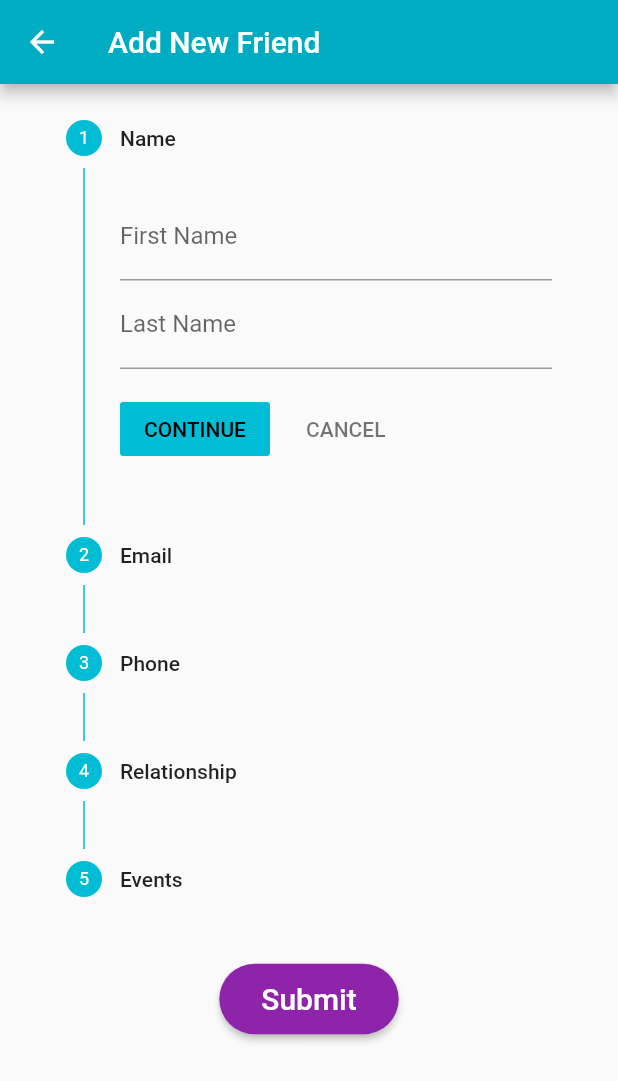
After one commit to present-ly/present-ly-flutter, a Flutter app: the PresentlyTabBar screen opened by its route, item 2 of the bottom bar chosen, after a tap on the "person add" icon, on a phone screen of 412 x 824 dp. The commit adds this screen. Shown: the top 1081 px of the screen. Run offline on Flutter 3.47's test engine with Material 2 defaults, Android fonts, the phone set to English and light mode, and no system bars; our stand-ins replace rxdart, sqflite; accounts and stored records are empty.

Commit message:
Added Friend Bloc, reading and writing friends to database

```diff
--- /dev/null
+++ b/lib/blocs/friend_bloc.dart
@@ -0,0 +1,40 @@
+import 'package:flutter/material.dart';
+import 'package:presently/models/friend.dart';
+import 'package:presently/services/db.dart';
+import 'package:rxdart/rxdart.dart';
+
+class FriendsBloc {
+  final _database = dbService;
+  final _friends = PublishSubject<List<FriendModel>>();
+
+  Observable<List<FriendModel>> get friends => _friends.stream;
+
+  getFriends() async {
+    final friends = await _database.getFriends();
+    _friends.sink.add(friends);
+  }
+
+  addFriends(FriendModel friend) async {
+    _database.addFriend(friend);
+  }
+
+  void dispose() {
+    _friends.close();
+  }
+}
+
+class FriendsProvider extends InheritedWidget {
+  final FriendsBloc bloc;
+
+  FriendsProvider({Key key, Widget child})
+      : bloc = FriendsBloc(),
+        super(key: key, child: child);
+
+  bool updateShouldNotify(_) => true;
+
+  static FriendsBloc of(BuildContext context) {
+    return (context.inheritFromWidgetOfExactType(FriendsProvider)
+            as FriendsProvider)
+        .bloc;
+  }
+}
--- a/lib/models/friend.dart
+++ b/lib/models/friend.dart
@@ -1,3 +1,4 @@
+import 'dart:collection';
 import 'dart:convert';
 
 class FriendModel {
@@ -9,7 +10,7 @@ class FriendModel {
   String profilePicture;
   String relationship;
   List<String> interests;
-  List<Map<String, int>> events;
+  List<Map<String, dynamic>> events;
 
   FriendModel(this.firstName, this.lastName, this.email, this.phoneNumber,
       this.profilePicture, this.relationship, this.interests, this.events);
@@ -19,11 +20,12 @@ class FriendModel {
         firstName = rawSQL['firstName'],
         lastName = rawSQL['lastName'],
         email = rawSQL['email'],
-        phoneNumber = rawSQL['phoneNumber'],
+        phoneNumber = "$rawSQL['phoneNumber']",
         profilePicture = rawSQL['profilePicture'],
         relationship = rawSQL['relationship'],
-        interests = jsonDecode(rawSQL['interests']),
-        events = jsonDecode(rawSQL['events']);
+        interests = new List<String>.from(jsonDecode(rawSQL['interests'])),
+        events =
+            new List<Map<String, dynamic>>.from(jsonDecode(rawSQL['events']));
 
   Map<String, dynamic> toDB() {
     return <String, dynamic>{
@@ -31,11 +33,20 @@ class FriendModel {
       "firstName": firstName,
       "lastName": lastName,
       "email": email,
-      "phoneNumber": phoneNumber,
+      "phoneNumber": '$phoneNumber',
       "profilePicture": profilePicture,
       "relationship": relationship,
       "interests": jsonEncode(interests),
       "events": jsonEncode(events)
     };
   }
+
+  static sortEvents(List<Map<String, dynamic>> events) {
+    for (var event in events) {
+      var sortedKeys = event.keys.toList(growable: false)
+        ..sort((a, b) => event[a].compareTo(event[b]));
+      LinkedHashMap sortedMap = new LinkedHashMap.fromIterable(sortedKeys,
+          key: (k) => k, value: (k) => event[k]);
+    }
+  }
 }
--- a/lib/presently-toolbar.dart
+++ b/lib/presently-toolbar.dart
@@ -1,4 +1,5 @@
 import 'package:flutter/material.dart';
+import 'package:presently/blocs/friend_bloc.dart';
 import 'package:presently/screens/cart.dart';
 import 'package:presently/screens/friend_list.dart';
 import 'package:presently/screens/home.dart';
@@ -25,7 +26,8 @@ class PresentlyTabBarState extends State<PresentlyTabBar> {
 
   @override
   Widget build(BuildContext context) {
-    return new Scaffold(
+    return FriendsProvider(
+      child: Scaffold(
         body: Center(
             child: _widgetOptions.elementAt(
           _selectedIndex,
@@ -42,6 +44,7 @@ class PresentlyTabBarState extends State<PresentlyTabBar> {
             currentIndex: _selectedIndex,
             fixedColor: Colors.purple,
             onTap: _onItemTapped),
+      ),
     );
   }
 }
--- a/lib/screens/add_friend.dart
+++ b/lib/screens/add_friend.dart
@@ -1,4 +1,5 @@
 import 'package:flutter/material.dart';
+import 'package:presently/blocs/friend_bloc.dart';
 import 'package:presently/models/friend.dart';
 import 'package:presently/services/db.dart';
 
@@ -16,7 +17,7 @@ class AddFriendState extends State<AddFriend> {
   int eventNumber = 1;
   final DateTime _date = DateTime.now();
   final _createFriendFormKey = GlobalKey<FormState>();
-  final DatabaseService db = new DatabaseService();
+  final DatabaseService db = dbService;
   FriendModel friend = new FriendModel(
     '',
     '',
@@ -50,13 +51,14 @@ class AddFriendState extends State<AddFriend> {
     }
   }
 
-  submitAddFriendForm() {
+  submitAddFriendForm(context) async {
     this._createFriendFormKey.currentState.save();
     for (var i = 0; i < eventNumber; i++) {
       friend.events.add(
           {eventTextControllers[i].text: eventDates[i].millisecondsSinceEpoch});
     }
-    this.db.addFriend(friend);
+    await this.db.addFriend(friend);
+    Navigator.of(context).pop();
   }
 
   Future<Null> selectDate(BuildContext context, int index) async {
@@ -65,7 +67,8 @@ class AddFriendState extends State<AddFriend> {
       initialDate: _date,
       firstDate: DateTime(1900),
       lastDate: DateTime(2020),
-        initialDatePickerMode: DatePickerMode.year,);
+      initialDatePickerMode: DatePickerMode.year,
+    );
     this.eventDates[index] = event;
   }
 
@@ -140,7 +143,8 @@ class AddFriendState extends State<AddFriend> {
           )),
     ];
 
-    return Scaffold(
+    return FriendsProvider(
+      child: Scaffold(
         resizeToAvoidBottomPadding: false,
         appBar: AppBar(title: Text('Add New Friend')),
         body: SingleChildScrollView(
@@ -185,7 +189,7 @@ class AddFriendState extends State<AddFriend> {
                     shape: RoundedRectangleBorder(
                       borderRadius: BorderRadius.circular(100.0),
                     ),
-                  onPressed: () => submitAddFriendForm(),
+                    onPressed: () => submitAddFriendForm(context),
                     color: Theme.of(context).accentColor,
                     child: Padding(
                       padding: const EdgeInsets.all(12.0),
@@ -199,6 +203,7 @@ class AddFriendState extends State<AddFriend> {
                     ),
                   ),
                 ],
+              ),
             ),
           ),
         ),
--- a/lib/screens/friend_list.dart
+++ b/lib/screens/friend_list.dart
@@ -1,9 +1,17 @@
 import 'package:flutter/material.dart';
+import 'package:presently/blocs/friend_bloc.dart';
+import 'package:presently/models/friend.dart';
 import 'package:presently/screens/add_friend.dart';
 
 class FriendListScreen extends StatelessWidget {
+  String generateInitials(String firstName, String lastName) {
+    return '${firstName[0] + lastName[0]}';
+  }
+
   @override
   Widget build(BuildContext context) {
+    final bloc = FriendsProvider.of(context);
+    bloc.getFriends();
     return Scaffold(
       appBar: AppBar(
         title: Text('Friends'),
@@ -19,24 +27,48 @@ class FriendListScreen extends StatelessWidget {
         foregroundColor: Colors.white,
         child: Icon(Icons.person_add),
       ),
-      body: Container(
-        child: ListView(
-          children: <Widget>[
-            ListTile(
+      body: Container(child: buildFriendsList(context, bloc)),
+    );
+  }
+
+  Widget buildFriendsList(BuildContext context, FriendsBloc bloc) {
+    return StreamBuilder(
+      stream: bloc.friends,
+      builder:
+          (BuildContext context, AsyncSnapshot<List<FriendModel>> snapshot) {
+        if (snapshot.hasError) {
+          Text("An Error Occurred");
+        }
+        if (!snapshot.hasData) {
+          return Center(
+            child: CircularProgressIndicator(),
+          );
+        } else if (snapshot.data.length == 0) {
+          return new Text(
+              "You don't have any friends yet.  Add one with the button below");
+        } else {
+          print(snapshot.data);
+          return ListView.builder(
+            itemCount: snapshot.data.length,
+            itemBuilder: (BuildContext context, int index) {
+              return ListTile(
                 leading: CircleAvatar(
                   backgroundColor: Colors.cyan,
                   child: Text(
-                  'JD',
+                    generateInitials(snapshot.data[index].firstName,
+                        snapshot.data[index].lastName),
                     style: TextStyle(color: Colors.white),
                   ),
                 ),
-              title: Text('Jane Doe'),
+                title: Text(
+                    '${snapshot.data[index].firstName} ${snapshot.data[index].lastName}'),
                 subtitle: Text('Birthday: January 15th'),
                 trailing: Icon(Icons.card_giftcard),
-            ),
-          ],
-        ),
-      ),
+              );
+            },
+          );
+        }
+      },
     );
   }
 }
--- a/lib/services/db.dart
+++ b/lib/services/db.dart
@@ -8,45 +8,56 @@ import 'package:sqflite/sqflite.dart';
 class DatabaseService {
   Database db;
 
+  DatabaseService() {
+    init();
+  }
+
   void init() async {
     Directory appDirectory = await getApplicationDocumentsDirectory();
 
     final path = join(appDirectory.path, 'presently.db');
 
-    db = await openDatabase(path, version: 1, onCreate: (Database newDb, int version) {
+    db = await openDatabase(path, version: 1,
+        onCreate: (Database newDb, int version) {
       newDb.execute("""
       CREATE TABLE Friends(
-      id INTEGER PRIMARY KEY
-      firstName STRING
-      lastName STRING
-      email STRING
-      phoneNumber STRING
-      profilePicture STRING
-      relationship STRING
-      events BLOB
+      id INTEGER PRIMARY KEY,
+      firstName STRING,
+      lastName STRING,
+      email STRING,
+      phoneNumber STRING,
+      profilePicture STRING,
+      relationship STRING,
+      events BLOB,
       interests BLOB
       )
       """);
     });
   }
+
   Future<List<FriendModel>> getFriends() async {
-    List<FriendModel> friends;
-   final results = await this.db.rawQuery("SELECT * from Friends");
-   for(var result in results.toList()) {
-     friends.add(new FriendModel.fromDb(result));
-   }
-  return friends;
+    List<FriendModel> friends = [];
+    final results = await this.db.rawQuery("SELECT * from Friends");
+    print(results);
+    for (var result in results.toList()) {
+      print(result);
+      friends.add(new FriendModel.fromDb(result));
+    }
+    return friends;
   }
 
   Future<FriendModel> getFriend(int id) async {
-    final friend = await db.query("Friends", columns: null, where: "id = ?", whereArgs: [id]);
-    if(friend.length > 0) {
+    final friend = await db
+        .query("Friends", columns: null, where: "id = ?", whereArgs: [id]);
+    if (friend.length > 0) {
       return FriendModel.fromDb(friend.first);
     }
     return null;
   }
 
-  Future<int> addFriend(FriendModel friend) {
+  Future<int> addFriend(FriendModel friend) async {
     return db.insert("Friends", friend.toDB());
   }
 }
+
+final DatabaseService dbService = DatabaseService();
--- a/pubspec.yaml
+++ b/pubspec.yaml
@@ -21,6 +21,7 @@ dependencies:
   cupertino_icons: ^0.1.2
   sqflite: ^0.12.2+1
   path_provider: ^0.4.1
+  rxdart: ^0.19.0
 
 dev_dependencies:
   flutter_test:
```
Lines whose indentation alone changed are shown as unchanged.
